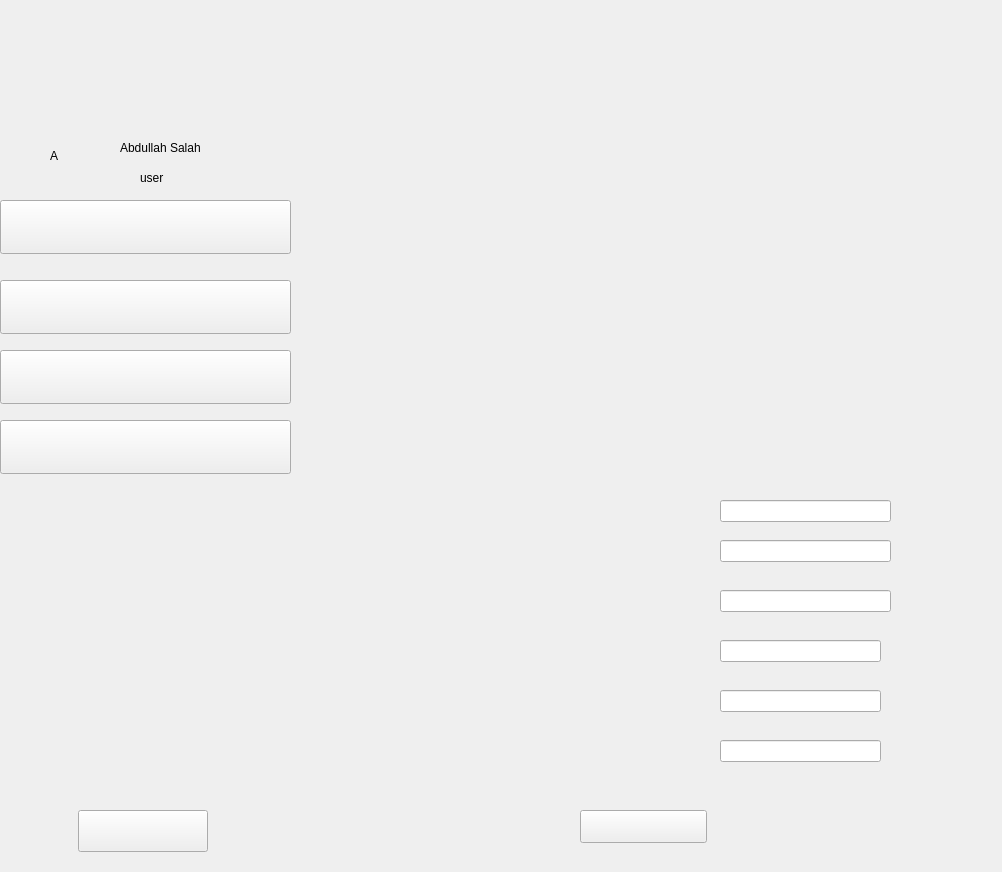
This is gui.ui in RowanHisham/codeGeist as Qt 5 draws it before an edit. The edited form follows.
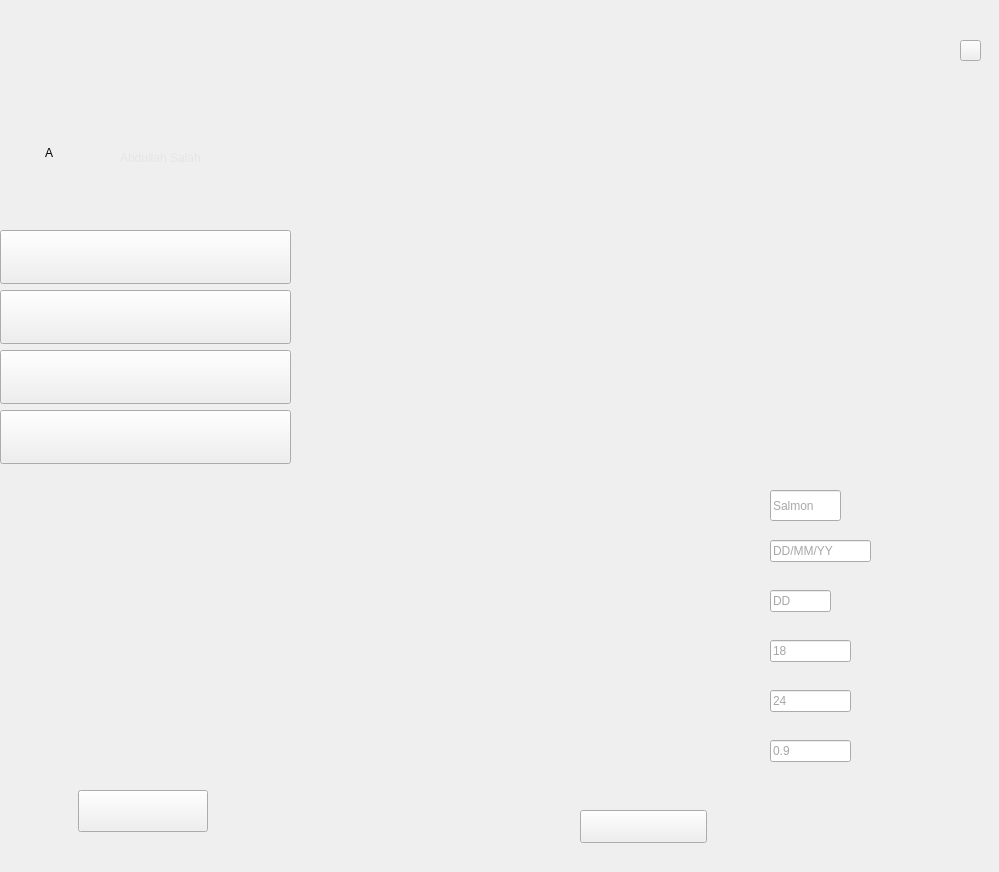
This is the edited form. The open tabs and pages were chosen to show the change. Icons and pictures are not drawn.

The edit to the form file:
```diff
--- a/gui.ui
+++ b/gui.ui
@@ -6,7 +6,7 @@
    <rect>
     <x>0</x>
     <y>0</y>
-    <width>1002</width>
+    <width>999</width>
     <height>872</height>
    </rect>
   </property>
@@ -273,7 +273,7 @@
       <property name="geometry">
        <rect>
         <x>0</x>
-        <y>200</y>
+        <y>230</y>
         <width>291</width>
         <height>54</height>
        </rect>
@@ -300,7 +300,7 @@
       <property name="geometry">
        <rect>
         <x>0</x>
-        <y>280</y>
+        <y>290</y>
         <width>291</width>
         <height>54</height>
        </rect>
@@ -354,7 +354,7 @@
       <property name="geometry">
        <rect>
         <x>0</x>
-        <y>420</y>
+        <y>410</y>
         <width>291</width>
         <height>54</height>
        </rect>
@@ -381,7 +381,7 @@
       <property name="geometry">
        <rect>
         <x>78</x>
-        <y>810</y>
+        <y>790</y>
         <width>130</width>
         <height>42</height>
        </rect>
@@ -640,79 +640,103 @@
        <widget class="QLineEdit" name="lineEdit_fishType_createTank">
         <property name="geometry">
          <rect>
-          <x>430</x>
-          <y>500</y>
-          <width>171</width>
-          <height>22</height>
+          <x>480</x>
+          <y>490</y>
+          <width>71</width>
+          <height>31</height>
          </rect>
         </property>
         <property name="styleSheet">
-         <string notr="true">border-image: url(:/Images/Resources/darkBlackBG.png);</string>
+         <string notr="true">border-image: url(:/Images/Resources/darkBlackBG.png);
+color: rgb(167, 167, 167);</string>
+        </property>
+        <property name="text">
+         <string>Salmon</string>
         </property>
        </widget>
        <widget class="QLineEdit" name="lineEdit_date_createTank">
         <property name="geometry">
          <rect>
-          <x>430</x>
+          <x>480</x>
           <y>540</y>
-          <width>171</width>
+          <width>101</width>
           <height>22</height>
          </rect>
         </property>
         <property name="styleSheet">
-         <string notr="true">border-image: url(:/Images/Resources/darkBlackBG.png);</string>
+         <string notr="true">border-image: url(:/Images/Resources/darkBlackBG.png);
+color: rgb(167, 167, 167);</string>
+        </property>
+        <property name="text">
+         <string>DD/MM/YY</string>
         </property>
        </widget>
        <widget class="QLineEdit" name="lineEdit_feeding_createTank">
         <property name="geometry">
          <rect>
-          <x>430</x>
+          <x>480</x>
           <y>590</y>
-          <width>171</width>
+          <width>61</width>
           <height>22</height>
          </rect>
         </property>
         <property name="styleSheet">
-         <string notr="true">border-image: url(:/Images/Resources/darkBlackBG.png);</string>
+         <string notr="true">border-image: url(:/Images/Resources/darkBlackBG.png);
+color: rgb(167, 167, 167);</string>
+        </property>
+        <property name="text">
+         <string>DD</string>
         </property>
        </widget>
        <widget class="QLineEdit" name="lineEdit_lowerTemperatureThreshold_createTank">
         <property name="geometry">
          <rect>
-          <x>430</x>
+          <x>480</x>
           <y>640</y>
-          <width>161</width>
+          <width>81</width>
           <height>22</height>
          </rect>
         </property>
         <property name="styleSheet">
-         <string notr="true">border-image: url(:/Images/Resources/darkBlackBG.png);</string>
+         <string notr="true">border-image: url(:/Images/Resources/darkBlackBG.png);
+color: rgb(167, 167, 167);</string>
+        </property>
+        <property name="text">
+         <string>18</string>
         </property>
        </widget>
        <widget class="QLineEdit" name="lineEdit_upperTemperatureThreshold_createTank">
         <property name="geometry">
          <rect>
-          <x>430</x>
+          <x>480</x>
           <y>690</y>
-          <width>161</width>
+          <width>81</width>
           <height>22</height>
          </rect>
         </property>
         <property name="styleSheet">
-         <string notr="true">border-image: url(:/Images/Resources/darkBlackBG.png);</string>
+         <string notr="true">border-image: url(:/Images/Resources/darkBlackBG.png);
+color: rgb(167, 167, 167);</string>
+        </property>
+        <property name="text">
+         <string>24</string>
         </property>
        </widget>
        <widget class="QLineEdit" name="lineEdit_waterQualityThreshold_createTank">
         <property name="geometry">
          <rect>
-          <x>430</x>
+          <x>480</x>
           <y>740</y>
-          <width>161</width>
+          <width>81</width>
           <height>22</height>
          </rect>
         </property>
         <property name="styleSheet">
-         <string notr="true">border-image: url(:/Images/Resources/darkBlackBG.png);</string>
+         <string notr="true">border-image: url(:/Images/Resources/darkBlackBG.png);
+color: rgb(167, 167, 167);</string>
+        </property>
+        <property name="text">
+         <string>0.9</string>
         </property>
        </widget>
        <widget class="QPushButton" name="button_create_createTank">
@@ -731,6 +755,33 @@
          <string/>
         </property>
        </widget>
+       <widget class="QPushButton" name="button_close_4">
+        <property name="geometry">
+         <rect>
+          <x>670</x>
+          <y>40</y>
+          <width>21</width>
+          <height>21</height>
+         </rect>
+        </property>
+        <property name="styleSheet">
+         <string notr="true">QPushButton{
+	border-image: url(:/Images/Resources/exitWhiteBlue.png);
+background-repeat: none;
+}
+
+QPushButton:hover{
+	border-image: url(:/Images/Resources/exitRed.png);
+}
+
+QPushButton:pressed{
+	border-image: url(:/Images/Resources/exitRed.png);
+}</string>
+        </property>
+        <property name="text">
+         <string/>
+        </property>
+       </widget>
       </widget>
       <widget class="QWidget" name="analyzetankPage">
        <property name="styleSheet">
@@ -907,39 +958,25 @@
       <property name="geometry">
        <rect>
         <x>120</x>
-        <y>140</y>
-        <width>101</width>
-        <height>16</height>
+        <y>137</y>
+        <width>141</width>
+        <height>41</height>
        </rect>
       </property>
       <property name="styleSheet">
-       <string notr="true">border-image: url(:/Images/Resources/blueBG.png);</string>
+       <string notr="true">border-image: url(:/Images/Resources/blueBG.png);
+font: 11pt &quot;Helvetica LT Std&quot;;
+color: rgb(229, 229, 229);</string>
       </property>
       <property name="text">
        <string>Abdullah Salah</string>
       </property>
      </widget>
-     <widget class="QLabel" name="label_user_admin">
-      <property name="geometry">
-       <rect>
-        <x>140</x>
-        <y>170</y>
-        <width>101</width>
-        <height>16</height>
-       </rect>
-      </property>
-      <property name="styleSheet">
-       <string notr="true">border-image: url(:/Images/Resources/blueBG.png);</string>
-      </property>
-      <property name="text">
-       <string>user</string>
-      </property>
-     </widget>
      <widget class="QLabel" name="label_userLetter">
       <property name="geometry">
        <rect>
-        <x>50</x>
-        <y>140</y>
+        <x>45</x>
+        <y>137</y>
         <width>31</width>
         <height>31</height>
        </rect>
```
Left out of the diff: 454 changed lines with no effect on the pictures.
